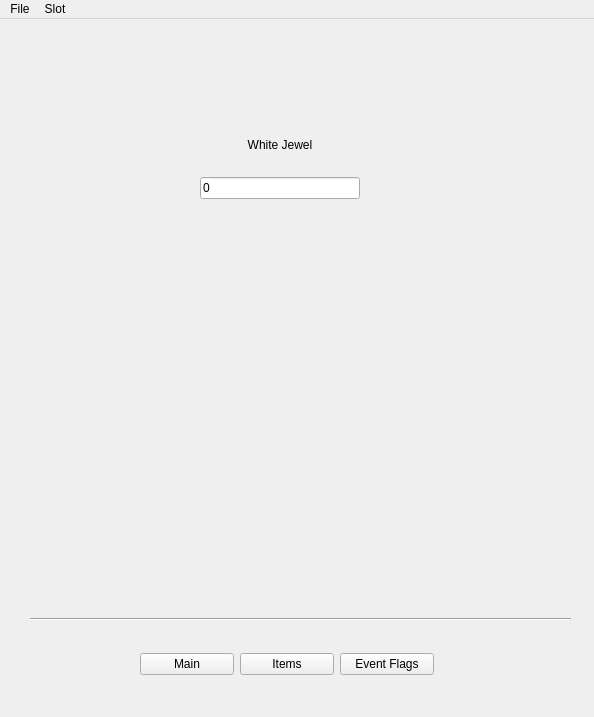
Qt form ui/mainwindow.ui (MoisesAPC/PPP) before a commit.
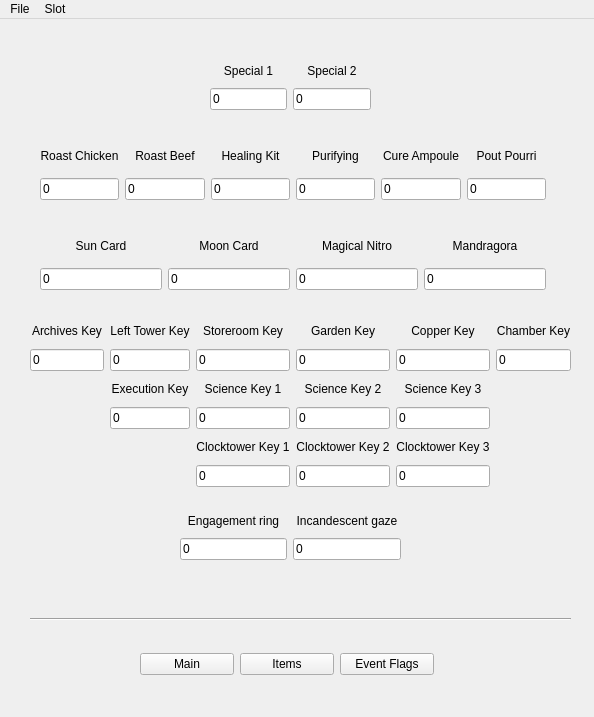
The same form after that commit. The open tabs and pages were chosen to show the change. Icons and pictures are not drawn.

Commit message: Finish items GUI

```diff
--- a/ui/mainwindow.ui
+++ b/ui/mainwindow.ui
@@ -62,29 +62,531 @@
     <property name="currentIndex">
      <number>2</number>
     </property>
-    <widget class="QWidget" name="pageEventFlags"/>
-    <widget class="QWidget" name="pageItems">
-     <widget class="QWidget" name="gridLayoutWidget_9">
+    <widget class="QWidget" name="pageEventFlags">
+     <widget class="QWidget" name="gridLayoutWidget_14">
       <property name="geometry">
        <rect>
-        <x>190</x>
-        <y>90</y>
+        <x>170</x>
+        <y>160</y>
         <width>160</width>
         <height>80</height>
        </rect>
       </property>
+      <layout class="QGridLayout" name="gridLayout"/>
+     </widget>
+    </widget>
+    <widget class="QWidget" name="pageItems">
+     <widget class="QWidget" name="gridLayoutWidget_9">
+      <property name="geometry">
+       <rect>
+        <x>200</x>
+        <y>30</y>
+        <width>161</width>
+        <height>51</height>
+       </rect>
+      </property>
       <layout class="QGridLayout" name="gridJewels">
-       <item row="1" column="0">
-        <widget class="QLineEdit" name="leW">
+       <item row="1" column="3">
+        <widget class="QLabel" name="labelItemsSpecial2">
          <property name="text">
+          <string>Special 2</string>
+         </property>
+         <property name="alignment">
+          <set>Qt::AlignmentFlag::AlignCenter</set>
+         </property>
+        </widget>
+       </item>
+       <item row="2" column="1">
+        <widget class="QLineEdit" name="leItemsSpecial1">
+         <property name="text">
           <string>0</string>
          </property>
         </widget>
        </item>
-       <item row="0" column="0">
-        <widget class="QLabel" name="labelWhiteJewel">
+       <item row="2" column="3">
+        <widget class="QLineEdit" name="leItemsSpecial2">
          <property name="text">
-          <string>White Jewel</string>
+          <string>0</string>
+         </property>
+        </widget>
+       </item>
+       <item row="1" column="1">
+        <widget class="QLabel" name="labelItemsSpecial1">
+         <property name="text">
+          <string>Special 1</string>
+         </property>
+         <property name="alignment">
+          <set>Qt::AlignmentFlag::AlignCenter</set>
+         </property>
+        </widget>
+       </item>
+      </layout>
+     </widget>
+     <widget class="QWidget" name="gridLayoutWidget_10">
+      <property name="geometry">
+       <rect>
+        <x>30</x>
+        <y>110</y>
+        <width>506</width>
+        <height>61</height>
+       </rect>
+      </property>
+      <layout class="QGridLayout" name="gridHealing">
+       <item row="2" column="6">
+        <widget class="QLineEdit" name="leItemsPurifying">
+         <property name="text">
+          <string>0</string>
+         </property>
+        </widget>
+       </item>
+       <item row="1" column="3">
+        <widget class="QLabel" name="labelItemsRoastBeef">
+         <property name="text">
+          <string>Roast Beef</string>
+         </property>
+         <property name="alignment">
+          <set>Qt::AlignmentFlag::AlignCenter</set>
+         </property>
+        </widget>
+       </item>
+       <item row="2" column="5">
+        <widget class="QLineEdit" name="leItemsHealingKit">
+         <property name="text">
+          <string>0</string>
+         </property>
+        </widget>
+       </item>
+       <item row="1" column="7">
+        <widget class="QLabel" name="labelItemsCureAmpoule">
+         <property name="text">
+          <string>Cure Ampoule</string>
+         </property>
+         <property name="alignment">
+          <set>Qt::AlignmentFlag::AlignCenter</set>
+         </property>
+        </widget>
+       </item>
+       <item row="1" column="5">
+        <widget class="QLabel" name="labelItemsHealingKit">
+         <property name="text">
+          <string>Healing Kit</string>
+         </property>
+         <property name="alignment">
+          <set>Qt::AlignmentFlag::AlignCenter</set>
+         </property>
+        </widget>
+       </item>
+       <item row="2" column="3">
+        <widget class="QLineEdit" name="leItemsRoastBeef">
+         <property name="text">
+          <string>0</string>
+         </property>
+        </widget>
+       </item>
+       <item row="1" column="8">
+        <widget class="QLabel" name="labelItemsPoutPourri">
+         <property name="text">
+          <string>Pout Pourri</string>
+         </property>
+         <property name="alignment">
+          <set>Qt::AlignmentFlag::AlignCenter</set>
+         </property>
+        </widget>
+       </item>
+       <item row="1" column="1">
+        <widget class="QLabel" name="labelItemsRoastChicken">
+         <property name="text">
+          <string>Roast Chicken</string>
+         </property>
+         <property name="alignment">
+          <set>Qt::AlignmentFlag::AlignCenter</set>
+         </property>
+        </widget>
+       </item>
+       <item row="2" column="8">
+        <widget class="QLineEdit" name="leItemsPoutPourri">
+         <property name="text">
+          <string>0</string>
+         </property>
+        </widget>
+       </item>
+       <item row="2" column="1">
+        <widget class="QLineEdit" name="leItemsRoastChicken">
+         <property name="text">
+          <string>0</string>
+         </property>
+        </widget>
+       </item>
+       <item row="1" column="6">
+        <widget class="QLabel" name="labelItemsPurifying">
+         <property name="text">
+          <string>Purifying</string>
+         </property>
+         <property name="alignment">
+          <set>Qt::AlignmentFlag::AlignCenter</set>
+         </property>
+        </widget>
+       </item>
+       <item row="2" column="7">
+        <widget class="QLineEdit" name="leItemsCureAmpoule">
+         <property name="text">
+          <string>0</string>
+         </property>
+        </widget>
+       </item>
+      </layout>
+     </widget>
+     <widget class="QWidget" name="gridLayoutWidget_11">
+      <property name="geometry">
+       <rect>
+        <x>30</x>
+        <y>200</y>
+        <width>506</width>
+        <height>61</height>
+       </rect>
+      </property>
+      <layout class="QGridLayout" name="gridQuest">
+       <item row="1" column="4">
+        <widget class="QLabel" name="labelItemsMoonCard">
+         <property name="text">
+          <string>Moon Card</string>
+         </property>
+         <property name="alignment">
+          <set>Qt::AlignmentFlag::AlignCenter</set>
+         </property>
+        </widget>
+       </item>
+       <item row="1" column="3">
+        <widget class="QLabel" name="labelItemsSunCard">
+         <property name="text">
+          <string>Sun Card</string>
+         </property>
+         <property name="alignment">
+          <set>Qt::AlignmentFlag::AlignCenter</set>
+         </property>
+        </widget>
+       </item>
+       <item row="2" column="5">
+        <widget class="QLineEdit" name="leItemsNitro">
+         <property name="text">
+          <string>0</string>
+         </property>
+        </widget>
+       </item>
+       <item row="1" column="5">
+        <widget class="QLabel" name="labelItemsNitro">
+         <property name="text">
+          <string>Magical Nitro</string>
+         </property>
+         <property name="alignment">
+          <set>Qt::AlignmentFlag::AlignCenter</set>
+         </property>
+        </widget>
+       </item>
+       <item row="2" column="4">
+        <widget class="QLineEdit" name="leItemsMoonCard">
+         <property name="text">
+          <string>0</string>
+         </property>
+        </widget>
+       </item>
+       <item row="2" column="3">
+        <widget class="QLineEdit" name="leItemsSunCard">
+         <property name="text">
+          <string>0</string>
+         </property>
+        </widget>
+       </item>
+       <item row="1" column="6">
+        <widget class="QLabel" name="labelItemsMandragora">
+         <property name="text">
+          <string>Mandragora</string>
+         </property>
+         <property name="alignment">
+          <set>Qt::AlignmentFlag::AlignCenter</set>
+         </property>
+        </widget>
+       </item>
+       <item row="2" column="6">
+        <widget class="QLineEdit" name="leItemsMandragora">
+         <property name="text">
+          <string>0</string>
+         </property>
+        </widget>
+       </item>
+      </layout>
+     </widget>
+     <widget class="QWidget" name="gridLayoutWidget_12">
+      <property name="geometry">
+       <rect>
+        <x>20</x>
+        <y>290</y>
+        <width>541</width>
+        <height>168</height>
+       </rect>
+      </property>
+      <layout class="QGridLayout" name="gridKeys">
+       <item row="4" column="6">
+        <widget class="QLineEdit" name="leKeyScience2">
+         <property name="text">
+          <string>0</string>
+         </property>
+        </widget>
+       </item>
+       <item row="1" column="5">
+        <widget class="QLabel" name="labelStoreroom">
+         <property name="text">
+          <string>Storeroom Key</string>
+         </property>
+         <property name="alignment">
+          <set>Qt::AlignmentFlag::AlignCenter</set>
+         </property>
+        </widget>
+       </item>
+       <item row="3" column="3">
+        <widget class="QLabel" name="labelExecution">
+         <property name="text">
+          <string>Execution Key</string>
+         </property>
+         <property name="alignment">
+          <set>Qt::AlignmentFlag::AlignCenter</set>
+         </property>
+        </widget>
+       </item>
+       <item row="1" column="8">
+        <widget class="QLabel" name="labelChamber">
+         <property name="text">
+          <string>Chamber Key</string>
+         </property>
+         <property name="alignment">
+          <set>Qt::AlignmentFlag::AlignCenter</set>
+         </property>
+        </widget>
+       </item>
+       <item row="6" column="5">
+        <widget class="QLineEdit" name="leKeyClocktower1">
+         <property name="text">
+          <string>0</string>
+         </property>
+        </widget>
+       </item>
+       <item row="1" column="3">
+        <widget class="QLabel" name="labelLeftTowerKey">
+         <property name="text">
+          <string>Left Tower Key</string>
+         </property>
+         <property name="alignment">
+          <set>Qt::AlignmentFlag::AlignCenter</set>
+         </property>
+        </widget>
+       </item>
+       <item row="5" column="5">
+        <widget class="QLabel" name="labelClockTower1">
+         <property name="text">
+          <string>Clocktower Key 1</string>
+         </property>
+         <property name="alignment">
+          <set>Qt::AlignmentFlag::AlignCenter</set>
+         </property>
+        </widget>
+       </item>
+       <item row="3" column="7">
+        <widget class="QLabel" name="labelScience3">
+         <property name="text">
+          <string>Science Key 3</string>
+         </property>
+         <property name="alignment">
+          <set>Qt::AlignmentFlag::AlignCenter</set>
+         </property>
+        </widget>
+       </item>
+       <item row="3" column="6">
+        <widget class="QLabel" name="labelScience2">
+         <property name="text">
+          <string>Science Key 2</string>
+         </property>
+         <property name="alignment">
+          <set>Qt::AlignmentFlag::AlignCenter</set>
+         </property>
+        </widget>
+       </item>
+       <item row="2" column="6">
+        <widget class="QLineEdit" name="leKeyGarden">
+         <property name="text">
+          <string>0</string>
+         </property>
+        </widget>
+       </item>
+       <item row="1" column="1">
+        <widget class="QLabel" name="labelArchivesKey">
+         <property name="text">
+          <string>Archives Key</string>
+         </property>
+         <property name="alignment">
+          <set>Qt::AlignmentFlag::AlignCenter</set>
+         </property>
+        </widget>
+       </item>
+       <item row="2" column="5">
+        <widget class="QLineEdit" name="leKeyStoreroom">
+         <property name="text">
+          <string>0</string>
+         </property>
+        </widget>
+       </item>
+       <item row="4" column="7">
+        <widget class="QLineEdit" name="leKeyScience3">
+         <property name="text">
+          <string>0</string>
+         </property>
+        </widget>
+       </item>
+       <item row="2" column="3">
+        <widget class="QLineEdit" name="leKeyLeftTower">
+         <property name="text">
+          <string>0</string>
+         </property>
+        </widget>
+       </item>
+       <item row="4" column="5">
+        <widget class="QLineEdit" name="leKeyScience1">
+         <property name="text">
+          <string>0</string>
+         </property>
+        </widget>
+       </item>
+       <item row="2" column="7">
+        <widget class="QLineEdit" name="leKeyCopper">
+         <property name="text">
+          <string>0</string>
+         </property>
+        </widget>
+       </item>
+       <item row="6" column="7">
+        <widget class="QLineEdit" name="leKeyClocktower3">
+         <property name="text">
+          <string>0</string>
+         </property>
+        </widget>
+       </item>
+       <item row="5" column="6">
+        <widget class="QLabel" name="labelClockTower2">
+         <property name="text">
+          <string>Clocktower Key 2</string>
+         </property>
+         <property name="alignment">
+          <set>Qt::AlignmentFlag::AlignCenter</set>
+         </property>
+        </widget>
+       </item>
+       <item row="5" column="7">
+        <widget class="QLabel" name="labelClockTower3">
+         <property name="text">
+          <string>Clocktower Key 3</string>
+         </property>
+         <property name="alignment">
+          <set>Qt::AlignmentFlag::AlignCenter</set>
+         </property>
+        </widget>
+       </item>
+       <item row="6" column="6">
+        <widget class="QLineEdit" name="leKeyClocktower2">
+         <property name="text">
+          <string>0</string>
+         </property>
+        </widget>
+       </item>
+       <item row="3" column="5">
+        <widget class="QLabel" name="labelScience1">
+         <property name="text">
+          <string>Science Key 1</string>
+         </property>
+         <property name="alignment">
+          <set>Qt::AlignmentFlag::AlignCenter</set>
+         </property>
+        </widget>
+       </item>
+       <item row="2" column="8">
+        <widget class="QLineEdit" name="leKeyChamber">
+         <property name="text">
+          <string>0</string>
+         </property>
+        </widget>
+       </item>
+       <item row="2" column="1">
+        <widget class="QLineEdit" name="leKeyArchives">
+         <property name="text">
+          <string>0</string>
+         </property>
+        </widget>
+       </item>
+       <item row="4" column="3">
+        <widget class="QLineEdit" name="leKeyExecution">
+         <property name="text">
+          <string>0</string>
+         </property>
+        </widget>
+       </item>
+       <item row="1" column="7">
+        <widget class="QLabel" name="labelCopper">
+         <property name="text">
+          <string>Copper Key</string>
+         </property>
+         <property name="alignment">
+          <set>Qt::AlignmentFlag::AlignCenter</set>
+         </property>
+        </widget>
+       </item>
+       <item row="1" column="6">
+        <widget class="QLabel" name="labelGardenKey">
+         <property name="text">
+          <string>Garden Key</string>
+         </property>
+         <property name="alignment">
+          <set>Qt::AlignmentFlag::AlignCenter</set>
+         </property>
+        </widget>
+       </item>
+      </layout>
+     </widget>
+     <widget class="QWidget" name="gridLayoutWidget_13">
+      <property name="geometry">
+       <rect>
+        <x>170</x>
+        <y>480</y>
+        <width>221</width>
+        <height>51</height>
+       </rect>
+      </property>
+      <layout class="QGridLayout" name="gridItemsUnused">
+       <item row="1" column="3">
+        <widget class="QLabel" name="labelItemsIG">
+         <property name="text">
+          <string>Incandescent gaze</string>
+         </property>
+         <property name="alignment">
+          <set>Qt::AlignmentFlag::AlignCenter</set>
+         </property>
+        </widget>
+       </item>
+       <item row="2" column="1">
+        <widget class="QLineEdit" name="leItemsER">
+         <property name="text">
+          <string>0</string>
+         </property>
+        </widget>
+       </item>
+       <item row="2" column="3">
+        <widget class="QLineEdit" name="leItemsIG">
+         <property name="text">
+          <string>0</string>
+         </property>
+        </widget>
+       </item>
+       <item row="1" column="1">
+        <widget class="QLabel" name="labelItemsER">
+         <property name="text">
+          <string>Engagement ring</string>
          </property>
          <property name="alignment">
           <set>Qt::AlignmentFlag::AlignCenter</set>
```
Left out of the diff: 148 changed lines with no effect on the pictures. The commit also changes 2 other files.
